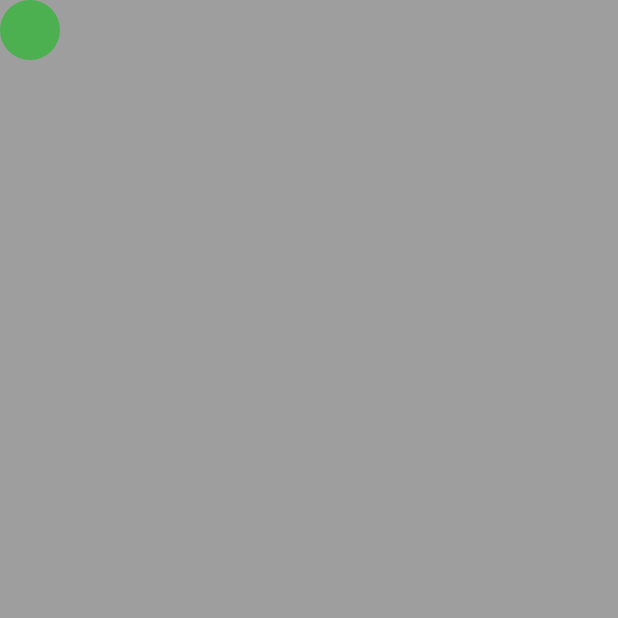
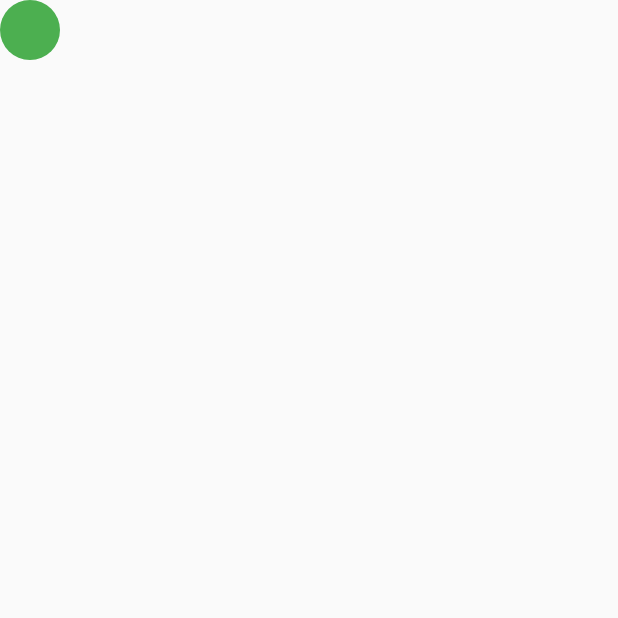
Before and after one commit to ssoumaille/synchronous_position_cercle, a Flutter app: the screen it shows after launch, on a phone screen of 412 x 824 dp, the top half of it. Run offline on Flutter 3.47's test engine with Material 2 defaults, Android fonts, the phone set to English and light mode, and no system bars; our stand-ins replace cloud_firestore, firebase_core, flutter_riverpod, freezed_annotation; accounts and stored records are empty; generated files the repository leaves out were written again.

Commit message:
update main.dart

```diff
--- a/lib/main.dart
+++ b/lib/main.dart
@@ -44,7 +44,7 @@ final circleProvider = StreamProvider<List<Circle>>((ref) => FirebaseFirestore.i
     return rs;
 }));
 
-final idCircle = '123456788';//'''${Random().nextInt(9999999)}';
+final idCircle = '9999999';//'''${Random().nextInt(9999999)}';
 
 enum Collection { position }
 
@@ -85,27 +85,15 @@ class DragGame extends ConsumerWidget {
 
   @override
   build(_,ref) {
-    final listCircle = ref.watch(circleProvider).value;
-
-
-
-
-
-    // final listCircle = ref.watch(circleProvider).;
-
-    return Container(
-        constraints: const BoxConstraints.expand(),
-        color: Colors.grey,
-        width: 250,
-        height: 250,
-        child:Stack(
+    final listCircle = ref.watch(circleProvider).value ?? [];
+    return Stack(
           children: [
-            for (Circle circle in listCircle!)
+            for (Circle circle in listCircle)
               OtherWidget(circle),
 
             DraggableWidget(myCircle),
           ],
-        ),
+
     );
   }
 
@@ -128,7 +116,7 @@ class OtherWidget extends ConsumerWidget {
   build(_, ref) {
     return Positioned(
         top:circle.y.toDouble(),left: circle.x.toDouble() ,
-        child: _buildBox(Colors.white, const Offset(30.0, 100.0))) ;
+        child: _buildBox(Colors.blue, const Offset(30.0, 100.0))) ;
   }
 }
 
@@ -144,11 +132,9 @@ class DraggableWidget extends ConsumerWidget {
   // late int boxNumberIsDragged = 0;
 
   Widget _buildBox(Color color, Offset offset, {bool onlyBorder: false}) {
-    return Positioned(
-        top:offset.dx.toDouble(),left: offset.dy.toDouble() ,
-    child: CircleAvatar(
+    return CircleAvatar(
       backgroundColor: color,
-    ));
+    );
   }
 
   @override
```
